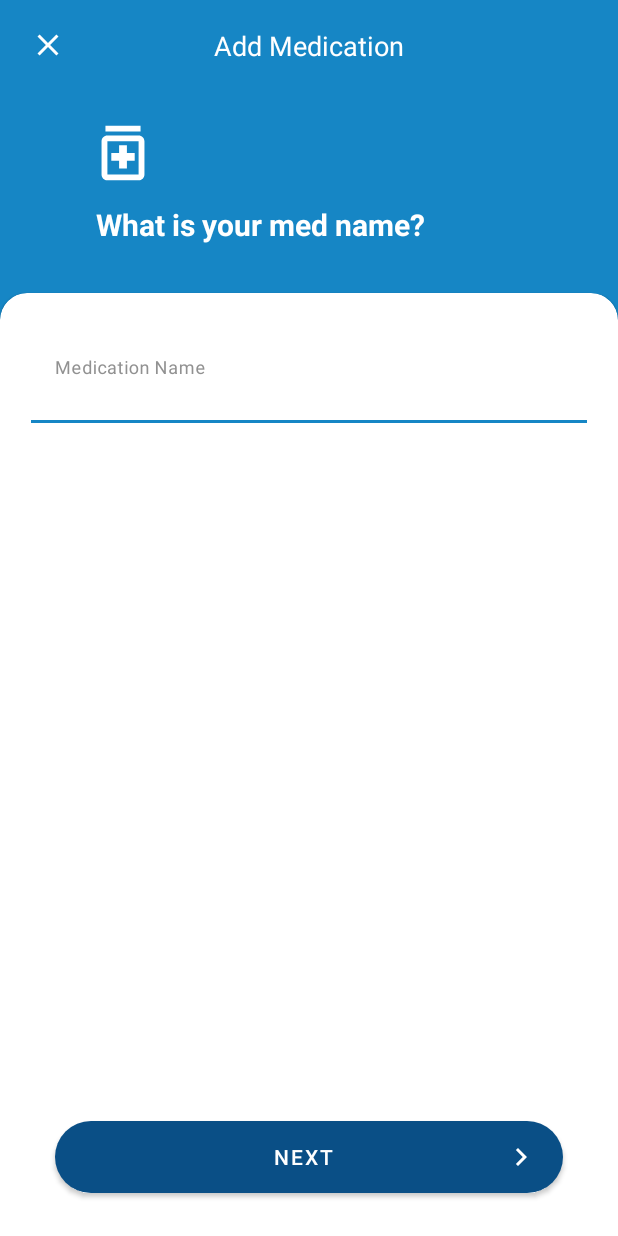
After one commit to SamehRedaHassan/Medicano, an Android app: the layout fragment_medication_name.xml on its own in the app's theme, with its tools: preview values and no code run, on a phone screen of 412 x 824 dp. The commit adds this screen. Run offline under Robolectric (Android 15) with nearby library versions, the phone set to English and light mode, and no system bars.

Commit message:
add medication screen

```diff
--- /dev/null
+++ b/app/src/main/res/drawable/button_shape_dark_main_color.xml
@@ -0,0 +1,5 @@
+<?xml version="1.0" encoding="utf-8"?>
+<shape xmlns:android="http://schemas.android.com/apk/res/android"  android:shape="rectangle">
+    <solid android:color="@color/main_color_dark"/>
+    <corners android:radius="24dp"/>
+</shape>
--- /dev/null
+++ b/app/src/main/res/drawable/ic_close.xml
@@ -0,0 +1,10 @@
+<vector xmlns:android="http://schemas.android.com/apk/res/android"
+    android:width="24dp"
+    android:height="24dp"
+    android:viewportWidth="24"
+    android:viewportHeight="24"
+    android:tint="@color/second_color">
+  <path
+      android:fillColor="@android:color/white"
+      android:pathData="M19,6.41L17.59,5 12,10.59 6.41,5 5,6.41 10.59,12 5,17.59 6.41,19 12,13.41 17.59,19 19,17.59 13.41,12 19,6.41z"/>
+</vector>
--- /dev/null
+++ b/app/src/main/res/drawable/ic_medication.xml
@@ -0,0 +1,16 @@
+<vector xmlns:android="http://schemas.android.com/apk/res/android"
+    android:width="52dp"
+    android:height="52dp"
+    android:viewportWidth="20"
+    android:viewportHeight="20"
+    android:tint="@color/second_color">
+    <path
+        android:fillColor="@android:color/white"
+        android:pathData="M14,5.5H6C5.17,5.5 4.5,6.17 4.5,7v8.5C4.5,16.33 5.17,17 6,17h8c0.83,0 1.5,-0.67 1.5,-1.5V7C15.5,6.17 14.83,5.5 14,5.5zM14,15.5H6V7h8V15.5z"/>
+    <path
+        android:fillColor="@android:color/white"
+        android:pathData="M5.5,3h9v1.5h-9z"/>
+    <path
+        android:fillColor="@android:color/white"
+        android:pathData="M9,14l2,0l0,-2l2,0l0,-2l-2,0l0,-2l-2,0l0,2l-2,0l0,2l2,0z"/>
+</vector>
--- /dev/null
+++ b/app/src/main/res/drawable/ic_next.xml
@@ -0,0 +1,5 @@
+<vector android:autoMirrored="true" android:height="24dp"
+    android:tint="#FFFFFF" android:viewportHeight="24"
+    android:viewportWidth="24" android:width="24dp" xmlns:android="http://schemas.android.com/apk/res/android">
+    <path android:fillColor="@android:color/white" android:pathData="M10,6L8.59,7.41 13.17,12l-4.58,4.59L10,18l6,-6z"/>
+</vector>
--- /dev/null
+++ b/app/src/main/res/layout/fragment_medication_name.xml
@@ -0,0 +1,122 @@
+<?xml version="1.0" encoding="utf-8"?>
+<androidx.constraintlayout.widget.ConstraintLayout xmlns:android="http://schemas.android.com/apk/res/android"
+    xmlns:app="http://schemas.android.com/apk/res-auto"
+    xmlns:tools="http://schemas.android.com/tools"
+    android:layout_width="match_parent"
+    android:layout_height="match_parent"
+    android:background="@color/main_color">
+
+
+    <TextView
+        android:id="@+id/textView"
+        android:layout_width="wrap_content"
+        android:layout_height="wrap_content"
+        android:text="@string/add_medication"
+        android:textColor="@color/second_color"
+        android:textSize="@dimen/header_text_size"
+        android:textStyle="normal"
+        app:layout_constraintBottom_toBottomOf="@+id/imageButton"
+        app:layout_constraintEnd_toEndOf="parent"
+        app:layout_constraintStart_toStartOf="parent"
+        app:layout_constraintTop_toTopOf="@+id/imageButton"
+        tools:ignore="TextContrastCheck" />
+
+    <ImageButton
+        android:id="@+id/imageButton"
+        android:layout_width="wrap_content"
+        android:layout_height="wrap_content"
+        android:layout_marginStart="8dp"
+        android:layout_marginTop="8dp"
+        android:backgroundTint="@android:color/transparent"
+        app:layout_constraintStart_toStartOf="parent"
+        app:layout_constraintTop_toTopOf="parent"
+        app:srcCompat="@drawable/ic_close"
+        tools:ignore="SpeakableTextPresentCheck,SpeakableTextPresentCheck,TouchTargetSizeCheck,TouchTargetSizeCheck"
+        android:contentDescription="@string/close" />
+
+    <ImageView
+        android:id="@+id/imageView"
+        android:layout_width="wrap_content"
+        android:layout_height="wrap_content"
+        android:layout_marginTop="24dp"
+        android:contentDescription="@string/add_medication"
+        app:layout_constraintStart_toEndOf="@+id/imageButton"
+        app:layout_constraintTop_toBottomOf="@+id/imageButton"
+        app:srcCompat="@drawable/ic_medication" />
+
+    <TextView
+        android:id="@+id/textView2"
+        android:layout_width="0dp"
+        android:layout_height="wrap_content"
+        android:layout_marginStart="8dp"
+        android:layout_marginTop="8dp"
+        android:layout_marginEnd="16dp"
+        android:text="@string/what_med_name_you_want_to_add"
+        android:textColor="@color/second_color"
+        android:textSize="@dimen/question_text_size"
+        android:textStyle="bold"
+        app:layout_constraintEnd_toEndOf="parent"
+        app:layout_constraintStart_toStartOf="@+id/imageView"
+        app:layout_constraintTop_toBottomOf="@+id/imageView" />
+
+    <com.google.android.material.card.MaterialCardView
+        android:layout_width="match_parent"
+        android:layout_height="0dp"
+        android:layout_marginTop="32dp"
+        app:shapeAppearance="@style/CardView.TopCorners"
+        android:elevation="8dp"
+        app:layout_constraintBottom_toBottomOf="parent"
+        app:layout_constraintEnd_toEndOf="parent"
+        app:layout_constraintStart_toStartOf="parent"
+
+        app:layout_constraintTop_toBottomOf="@+id/textView2">
+        <androidx.constraintlayout.widget.ConstraintLayout
+            android:layout_width="match_parent"
+            android:layout_height="match_parent">
+            <com.google.android.material.textfield.TextInputLayout
+                android:id="@+id/textInputLayoutTele"
+                style="@style/Widget.MaterialComponents.TextInputLayout.FilledBox.Dense"
+                android:layout_width="0dp"
+                android:layout_height="wrap_content"
+                android:layout_marginStart="16dp"
+                android:layout_marginTop="28dp"
+                android:layout_marginEnd="16dp"
+                android:hint="@string/medication_name"
+                app:boxBackgroundColor="@color/second_color"
+                app:boxStrokeColor="@color/main_color"
+                app:boxStrokeWidth="2dp"
+                app:hintTextColor="@color/gray_1"
+                app:layout_constraintEnd_toEndOf="parent"
+                app:layout_constraintStart_toStartOf="parent"
+                app:layout_constraintTop_toTopOf="parent">
+
+                <com.google.android.material.textfield.TextInputEditText
+                    android:id="@+id/editTextTelephone"
+                    android:layout_width="match_parent"
+                    android:layout_height="wrap_content"
+                    android:layout_gravity="start"
+                    android:inputType="text"
+                    android:textAlignment="textStart" />
+            </com.google.android.material.textfield.TextInputLayout>
+
+            <com.google.android.material.button.MaterialButton
+                android:id="@+id/button"
+                android:layout_width="0dp"
+                android:layout_height="wrap_content"
+                android:layout_marginStart="32dp"
+                android:layout_marginEnd="32dp"
+                android:layout_marginBottom="24dp"
+                app:icon="@drawable/ic_next"
+                app:iconGravity="end"
+                app:rippleColor="@color/second_color"
+                style="@style/Widget.MaterialComponents.Button.Icon"
+                app:backgroundTint="@color/main_color_dark"
+                android:background="@drawable/button_shape_dark_main_color"
+                app:iconPadding="-20dp"
+                android:text="@string/next"
+                app:layout_constraintBottom_toBottomOf="parent"
+                app:layout_constraintEnd_toEndOf="parent"
+                app:layout_constraintStart_toStartOf="parent" />
+        </androidx.constraintlayout.widget.ConstraintLayout>
+    </com.google.android.material.card.MaterialCardView>
+</androidx.constraintlayout.widget.ConstraintLayout>
--- a/app/src/main/res/values/colors.xml
+++ b/app/src/main/res/values/colors.xml
@@ -7,4 +7,15 @@
     <color name="teal_700">#FF018786</color>
     <color name="black">#FF000000</color>
     <color name="white">#FFFFFFFF</color>
+    <color name="second_color">#FFFFFFFF</color>
+    <color name="text_main_color">#FFFFFFFF</color>
+
+
+
+
+
+
+    <color name="main_color">#1686c5</color>
+    <color name="main_color_dark">#0a4f86</color>
+    <color name="gray_1">#919191</color>
 </resources>
--- /dev/null
+++ b/app/src/main/res/values/dimens.xml
@@ -0,0 +1,5 @@
+<?xml version="1.0" encoding="utf-8"?>
+<resources>
+    <dimen name="header_text_size">18sp</dimen>
+    <dimen name="question_text_size">20sp</dimen>
+</resources>
--- a/app/src/main/res/values/strings.xml
+++ b/app/src/main/res/values/strings.xml
@@ -1,3 +1,8 @@
 <resources>
     <string name="app_name">Medicano</string>
+    <string name="add_medication">Add Medication</string>
+    <string name="close">Close</string>
+    <string name="what_med_name_you_want_to_add">What is your med name?</string>
+    <string name="medication_name">Medication Name</string>
+    <string name="next">Next</string>
 </resources>
--- /dev/null
+++ b/app/src/main/res/values/styles.xml
@@ -0,0 +1,12 @@
+<?xml version="1.0" encoding="utf-8"?>
+<resources>
+    <style name="CardView.TopCorners" parent="">
+        <item name="cornerSizeTopLeft">18dp</item>
+        <item name="cornerSizeTopRight">18dp</item>
+        <item name="cornerSizeBottomLeft">0dp</item>
+        <item name="cornerSizeBottomRight">0dp</item>
+        <item name="cornerFamilyTopLeft">rounded</item>
+        <item name="cornerFamilyTopRight">rounded</item>
+    </style>
+
+</resources>
--- a/app/src/main/res/values/themes.xml
+++ b/app/src/main/res/values/themes.xml
@@ -12,5 +12,6 @@
         <!-- Status bar color. -->
         <item name="android:statusBarColor" tools:targetApi="l">?attr/colorPrimaryVariant</item>
         <!-- Customize your theme here. -->
+
     </style>
 </resources>
```
